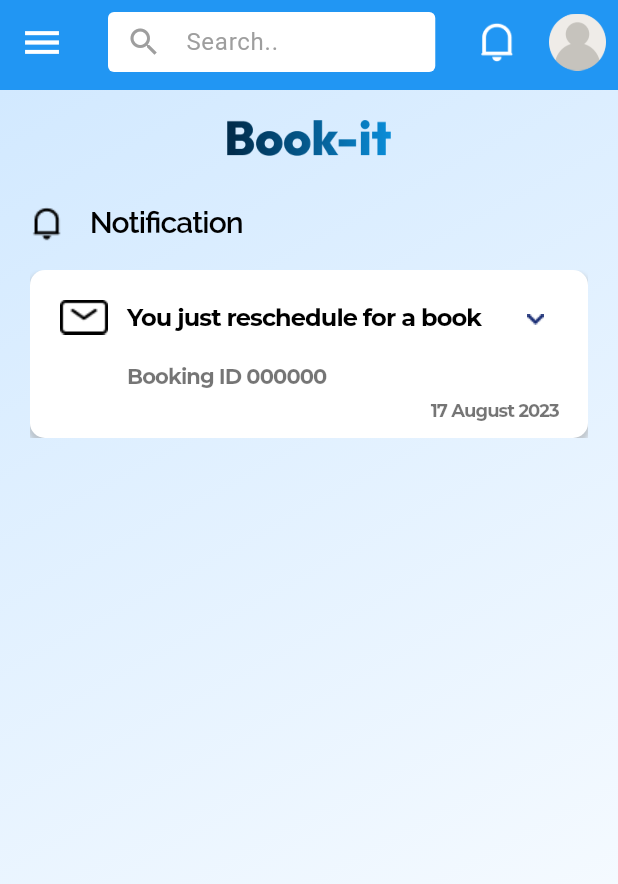
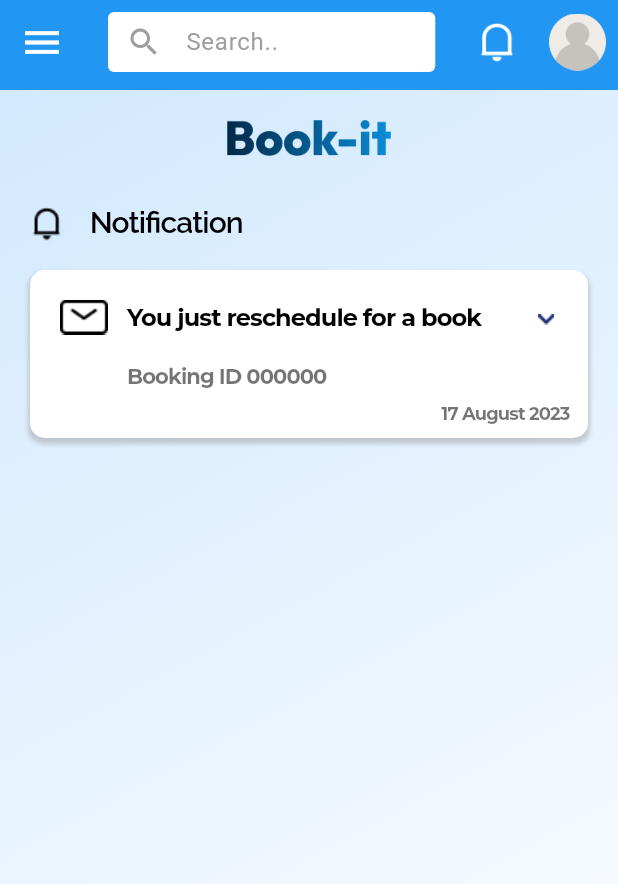
Before and after one commit to adiltaufani/Bookit_Project, a Flutter app: the NotificationPage screen opened by its route, on a phone screen of 412 x 824 dp. Shown: the top 884 px of the screen. Run offline on Flutter 3.47's test engine with Material 3 defaults, Android fonts, the phone set to English and light mode, and no system bars; our stand-ins replace awesome_notifications, cloud_firestore, dash_chat_2, firebase_auth, firebase_core, firebase_database and 7 more; accounts and stored records are empty; network calls fail; project files that could hold a hidden picture were left out.

```diff
--- a/lib/features/auth/screens/auth_screen.dart
+++ b/lib/features/auth/screens/auth_screen.dart
@@ -248,7 +248,8 @@ class _AuthScreenState extends State<AuthScreen> {
   }
 
   Future<void> register() async {
-    var url = Uri.parse("http://$ipaddr/ta_projek/crudtaprojek/register.php");
+    var url =
+        Uri.parse("https://projekta.seculab.space/crudtaprojek/register.php");
     String firstName = _nameController.text;
     String lastName = _lastnameController.text;
     String email = _emailController.text;
--- a/lib/features/auth/widgets/room_type.dart
+++ b/lib/features/auth/widgets/room_type.dart
@@ -34,7 +34,7 @@ class _RoomTypeState extends State<RoomType> {
     try {
       final response = await http.get(
         Uri.parse(
-            'http://172.25.112.1/ta_projek/crudtaprojek/get_rooms_byid.php?uid=${widget.id}'),
+            'https://projekta.seculab.space/crudtaprojek/get_rooms_byid.php?uid=${widget.id}'),
       );
       if (response.statusCode == 200) {
         final data = jsonDecode(response.body);
--- a/lib/features/booking/screens/booking_page.dart
+++ b/lib/features/booking/screens/booking_page.dart
@@ -57,7 +57,7 @@ class _BookingPageState extends State<BookingPage> {
       try {
         final response = await http.get(
           Uri.parse(
-              'http://${ipaddr}/ta_projek/crudtaprojek/get_rooms_byid.php?uid=${widget.hotel_id}&tanggal_checkin=${widget.tanggalAwal}&tanggal_checkout=${widget.tanggalAkhir}'),
+              'https://projekta.seculab.space/crudtaprojek/get_rooms_byid.php?uid=${widget.hotel_id}&tanggal_checkin=${widget.tanggalAwal}&tanggal_checkout=${widget.tanggalAkhir}'),
         );
         if (response.statusCode == 200) {
           final data = jsonDecode(response.body);
@@ -79,7 +79,7 @@ class _BookingPageState extends State<BookingPage> {
 
         final response = await http.get(
           Uri.parse(
-              'http://${ipaddr}/ta_projek/crudtaprojek/get_rooms_byid.php?uid=${widget.hotel_id}&tanggal_checkin=${formattedTanggal}&tanggal_checkout=${formattedTanggalbesok}'),
+              'https://projekta.seculab.space/crudtaprojek/get_rooms_byid.php?uid=${widget.hotel_id}&tanggal_checkin=${formattedTanggal}&tanggal_checkout=${formattedTanggalbesok}'),
         );
         if (response.statusCode == 200) {
           final data = jsonDecode(response.body);
--- a/lib/features/chatAI/screens/ainavigate_screen.dart
+++ b/lib/features/chatAI/screens/ainavigate_screen.dart
@@ -546,7 +546,7 @@ class _AINavigateScreenState extends State<AINavigateScreen> {
     try {
       final response = await http.get(
         Uri.parse(
-            'http://$ipaddr/ta_projek/crudtaprojek/ai_fetch.php?${widget.namaKota}'),
+            'https://projekta.seculab.space/crudtaprojek/ai_fetch.php?${widget.namaKota}'),
       );
       if (response.statusCode == 200) {
         final data = jsonDecode(response.body);
--- a/lib/features/home/screens/home_screen.dart
+++ b/lib/features/home/screens/home_screen.dart
@@ -277,7 +277,7 @@ class _HomeScreenState extends State<HomeScreen> with TickerProviderStateMixin {
 
   Future<void> runPHPCodeOnHomeScreen() async {
     final url =
-        'http://192.168.100.10/ta_projek/crudtaprojek/update_harga_termurah.php'; // Ganti dengan URL endpoint PHP Anda
+        'https://projekta.seculab.space/crudtaprojek/update_harga_termurah.php'; // Ganti dengan URL endpoint PHP Anda
     try {
       final response = await http.get(Uri.parse(url));
       if (response.statusCode == 200) {
--- a/lib/features/home/screens/near_from_you.dart
+++ b/lib/features/home/screens/near_from_you.dart
@@ -23,7 +23,7 @@ class _NearFromYouState extends State<NearFromYou> {
   Future _getdata() async {
     try {
       final response = await http.get(
-        Uri.parse('http://192.168.100.10/ta_projek/crudtaprojek/read.php'),
+        Uri.parse('https://projekta.seculab.space/crudtaprojek/read.php'),
       );
       if (response.statusCode == 200) {
         final data = jsonDecode(response.body);
--- a/lib/features/home/widgets/home_house.dart
+++ b/lib/features/home/widgets/home_house.dart
@@ -23,7 +23,7 @@ class _HomeHouseState extends State<HomeHouse> {
   Future _getdata() async {
     try {
       final response = await http.get(
-        Uri.parse('http://$ipaddr/ta_projek/crudtaprojek/${widget.tipe}'),
+        Uri.parse('https://projekta.seculab.space/crudtaprojek/${widget.tipe}'),
       );
       if (response.statusCode == 200) {
         final data = jsonDecode(response.body);
--- a/lib/features/landmark/screens/landmark_screen.dart
+++ b/lib/features/landmark/screens/landmark_screen.dart
@@ -29,7 +29,7 @@ class _LandmarkScreenState extends State<LandmarkScreen> {
     try {
       final response = await http.get(
         Uri.parse(
-            'http://172.19.144.1/ta_projek/crudtaprojek/read_landmark.php'),
+            'https://projekta.seculab.space/crudtaprojek/read_landmark.php'),
       );
       if (response.statusCode == 200) {
         List<dynamic> jsonData = jsonDecode(response.body);
--- a/lib/features/notification/screens/notification_page.dart
+++ b/lib/features/notification/screens/notification_page.dart
@@ -1,5 +1,7 @@
 import 'dart:async';
+import 'package:flutter/cupertino.dart';
 import 'package:flutter/material.dart';
+import 'package:flutter/widgets.dart';
 import 'package:flutter_project/features/auth/services/auth/google_auth_service.dart';
 import 'package:flutter_project/features/profile/screens/setting_page.dart';
 import 'package:flutter_project/features/search/widgets/custom_search_text.dart';
@@ -164,10 +166,11 @@ class _NotificationPageState extends State<NotificationPage> {
               margin: const EdgeInsets.symmetric(horizontal: 20),
               child: Column(
                 children: [
-                  ClipRect(
-                    child: AnimatedContainer(
+                  Stack(
+                    children: [
+                      AnimatedContainer(
                         duration: const Duration(milliseconds: 200),
-                      height: _isconstscrolled ? 268 : 112,
+                        height: _isconstscrolled ? 272 : 112,
                         decoration: BoxDecoration(
                           borderRadius: BorderRadius.circular(10),
                           color: Colors.white,
@@ -185,17 +188,20 @@ class _NotificationPageState extends State<NotificationPage> {
                           crossAxisAlignment: CrossAxisAlignment.start,
                           children: [
                             Container(
-                              margin: const EdgeInsets.fromLTRB(20, 20, 10, 10),
+                                margin:
+                                    const EdgeInsets.fromLTRB(20, 20, 10, 10),
                                 child: Image.asset('assets/images/mail.png')),
                             Container(
                               margin: const EdgeInsets.fromLTRB(3, 20, 8, 10),
                               child: Column(
-                              mainAxisAlignment: MainAxisAlignment.spaceBetween,
+                                mainAxisAlignment:
+                                    MainAxisAlignment.spaceBetween,
                                 crossAxisAlignment: CrossAxisAlignment.end,
                                 children: [
                                   Row(
                                     mainAxisAlignment: MainAxisAlignment.center,
-                                  crossAxisAlignment: CrossAxisAlignment.start,
+                                    crossAxisAlignment:
+                                        CrossAxisAlignment.start,
                                     children: [
                                       Column(
                                         mainAxisAlignment:
@@ -221,7 +227,8 @@ class _NotificationPageState extends State<NotificationPage> {
                                             borderRadius:
                                                 BorderRadius.circular(8),
                                             child: Padding(
-                                            padding: const EdgeInsets.symmetric(
+                                              padding:
+                                                  const EdgeInsets.symmetric(
                                                       vertical: 8.0),
                                               child: AnimatedSwitcher(
                                                   duration: const Duration(
@@ -230,7 +237,8 @@ class _NotificationPageState extends State<NotificationPage> {
                                                       ? Container(
                                                           constraints:
                                                               const BoxConstraints(
-                                                                maxWidth: 240),
+                                                                  maxWidth:
+                                                                      220),
                                                           child: Text(
                                                             "Dear John Kirby,\n"
                                                             "We're pleased to inform you that your hotel reservation has been successfully rescheduled. Here are the details of your updated booking:\n\n"
@@ -261,7 +269,8 @@ class _NotificationPageState extends State<NotificationPage> {
                                             ),
                                           ),
                                           Container(
-                                          margin: const EdgeInsets.only(top: 2),
+                                            margin:
+                                                const EdgeInsets.only(top: 2),
                                             constraints: const BoxConstraints(
                                                 maxWidth: 240),
                                             child: Text(
@@ -279,7 +288,33 @@ class _NotificationPageState extends State<NotificationPage> {
                                         ],
                                       ),
                                       const SizedBox(width: 20),
-                                    InkWell(
+                                    ],
+                                  ),
+                                ],
+                              ),
+                            ),
+                          ],
+                        ),
+                      ),
+                      Positioned(
+                        right: 12,
+                        bottom: 8,
+                        child: Text(
+                          '17 August 2023',
+                          style: GoogleFonts.montserrat(
+                            textStyle: const TextStyle(
+                              color: Colors.black54,
+                              fontSize: 12,
+                              fontWeight: FontWeight.w500,
+                              letterSpacing: -0.6,
+                            ),
+                          ),
+                        ),
+                      ),
+                      Positioned(
+                        right: 12,
+                        top: 20,
+                        child: InkWell(
                           onTap: _toggleImage,
                           borderRadius: BorderRadius.circular(
                               8), // Adjust the border radius as needed
@@ -287,8 +322,7 @@ class _NotificationPageState extends State<NotificationPage> {
                             padding: const EdgeInsets.all(
                                 8.0), // Adjust the padding as needed
                             child: AnimatedSwitcher(
-                                          duration:
-                                              const Duration(milliseconds: 300),
+                              duration: const Duration(milliseconds: 300),
                               child: _isUp
                                   ? Image.asset(
                                       'assets/images/arrow_up.png',
@@ -303,34 +337,8 @@ class _NotificationPageState extends State<NotificationPage> {
                             ),
                           ),
                         ),
+                      )
                     ],
-                                ),
-                                Expanded(
-                                  child: Row(
-                                    mainAxisAlignment:
-                                        MainAxisAlignment.spaceBetween,
-                                    crossAxisAlignment: CrossAxisAlignment.end,
-                                    children: [
-                                      Text(
-                                        '17 August 2023',
-                                        style: GoogleFonts.montserrat(
-                                          textStyle: const TextStyle(
-                                            color: Colors.black54,
-                                            fontSize: 12,
-                                            fontWeight: FontWeight.w500,
-                                            letterSpacing: -0.6,
-                                          ),
-                                        ),
-                                      ),
-                                    ],
-                                  ),
-                                ),
-                              ],
-                            ),
-                          ),
-                        ],
-                      ),
-                    ),
                   ),
                 ],
               ),
--- a/lib/features/payment/screens/payment_page.dart
+++ b/lib/features/payment/screens/payment_page.dart
@@ -58,7 +58,7 @@ class _PaymentPageState extends State<PaymentPage> {
     try {
       final response = await http.get(
         Uri.parse(
-            'http://${ipaddr}/ta_projek/crudtaprojek/payment_rooms.php?uid=${widget.hotel_id}&id=${widget.id}'),
+            'https://projekta.seculab.space/crudtaprojek/payment_rooms.php?uid=${widget.hotel_id}&id=${widget.id}'),
       );
       if (response.statusCode == 200) {
         final data = jsonDecode(response.body);
@@ -934,7 +934,7 @@ class _PaymentPageState extends State<PaymentPage> {
     }
 
     var url =
-        Uri.parse("http://192.168.1.8/ta_projek/crudtaprojek/view_data.php");
+        Uri.parse("https://projekta.seculab.space/crudtaprojek/view_data.php");
     String uid = user.uid;
 
     var response = await http.post(url, body: {
--- a/lib/features/profile/screens/profile_setting.dart
+++ b/lib/features/profile/screens/profile_setting.dart
@@ -294,7 +294,8 @@ class _ProfileSettingState extends State<ProfileSetting> {
       return; // Keluar dari metode fetchUserData
     }
 
-    var url = Uri.parse("http://$ipaddr/ta_projek/crudtaprojek/view_data.php");
+    var url =
+        Uri.parse("https://projekta.seculab.space/crudtaprojek/view_data.php");
     String uid = user.uid;
 
     var response = await http.post(url, body: {
--- a/lib/features/profile/screens/setting_page.dart
+++ b/lib/features/profile/screens/setting_page.dart
@@ -571,7 +571,7 @@ class _SettingPageState extends State<SettingPage> {
     }
 
     var url =
-        Uri.parse("http://${ipaddr}/ta_projek/crudtaprojek/view_data.php");
+        Uri.parse("https://projekta.seculab.space/crudtaprojek/view_data.php");
     String uid = user.uid;
 
     var response = await http.post(url, body: {
--- a/lib/features/search/widgets/search_house.dart
+++ b/lib/features/search/widgets/search_house.dart
@@ -94,7 +94,7 @@ class _SearchHouseState extends State<SearchHouse> {
     bool? resepsionis24Jam, // Properti baru untuk resepsionis 24 jam
   }) async {
     final url = Uri.parse(
-        'http://${ipaddr}/ta_projek/crudtaprojek/tes_filter_new.php?'); // Ganti dengan URL API Anda
+        'https://projekta.seculab.space/crudtaprojek/tes_filter_new.php?'); // Ganti dengan URL API Anda
 
     Map<String, dynamic> queryParams = {};
     if (table != null) queryParams['tipe'] = table.toString();
--- a/lib/features/wishlist/screens/wishlist_screen.dart
+++ b/lib/features/wishlist/screens/wishlist_screen.dart
@@ -24,7 +24,7 @@ class _WishlistScreenState extends State<WishlistScreen> {
   Future _getdata() async {
     try {
       final response = await http.get(
-        Uri.parse('http://192.168.1.6/ta_projek/crudtaprojek/read.php'),
+        Uri.parse('https://projekta.seculab.space/crudtaprojek/read.php'),
       );
       if (response.statusCode == 200) {
         final data = jsonDecode(response.body);
```
Lines whose indentation alone changed are shown as unchanged.
